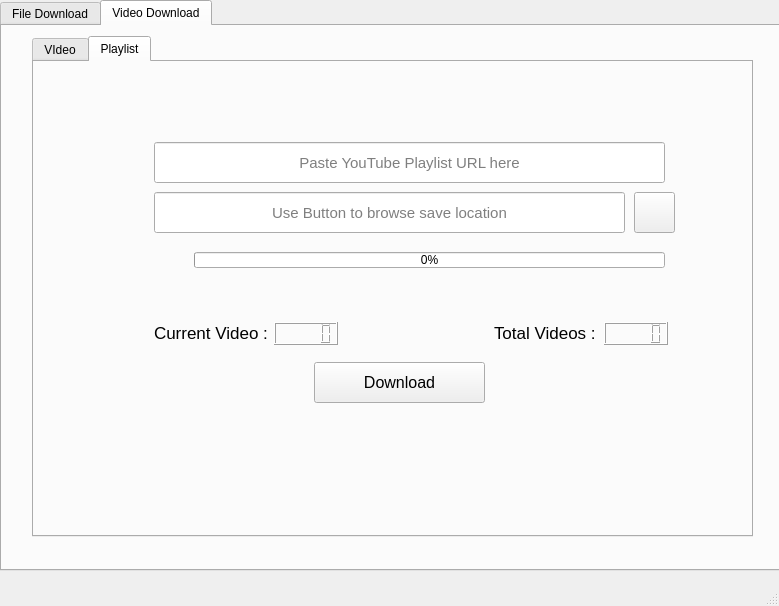
Above: main.ui from upenderrreddy/Downloder-App before the change. Below: the same form after it.
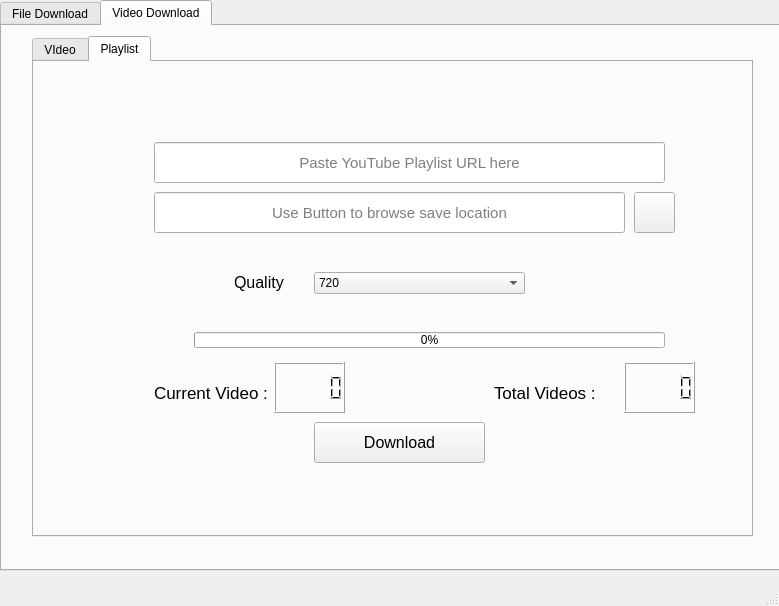
That is the form after the change. The open tabs and pages were chosen to show the change. Icons and pictures are not drawn.

Commit message: Downloading Playlist feaeture

The edit to the form file:
```diff
--- a/main.ui
+++ b/main.ui
@@ -381,7 +381,7 @@
         <property name="geometry">
          <rect>
           <x>280</x>
-          <y>300</y>
+          <y>360</y>
           <width>171</width>
           <height>41</height>
          </rect>
@@ -425,7 +425,7 @@
         <property name="geometry">
          <rect>
           <x>160</x>
-          <y>190</y>
+          <y>270</y>
           <width>471</width>
           <height>16</height>
          </rect>
@@ -438,7 +438,7 @@
         <property name="geometry">
          <rect>
           <x>120</x>
-          <y>260</y>
+          <y>320</y>
           <width>131</width>
           <height>21</height>
          </rect>
@@ -453,21 +453,6 @@
          <string>Current Video :</string>
         </property>
        </widget>
-       <widget class="QLCDNumber" name="lcdNumber">
-        <property name="geometry">
-         <rect>
-          <x>240</x>
-          <y>260</y>
-          <width>64</width>
-          <height>23</height>
-         </rect>
-        </property>
-        <property name="font">
-         <font>
-          <pointsize>13</pointsize>
-         </font>
-        </property>
-       </widget>
        <widget class="QPushButton" name="pushButton_16">
         <property name="geometry">
          <rect>
@@ -494,10 +479,10 @@
        <widget class="QLCDNumber" name="lcdNumber_2">
         <property name="geometry">
          <rect>
-          <x>570</x>
-          <y>260</y>
-          <width>64</width>
-          <height>23</height>
+          <x>590</x>
+          <y>300</y>
+          <width>71</width>
+          <height>51</height>
          </rect>
         </property>
         <property name="font">
@@ -510,7 +495,7 @@
         <property name="geometry">
          <rect>
           <x>460</x>
-          <y>260</y>
+          <y>320</y>
           <width>131</width>
           <height>21</height>
          </rect>
@@ -525,6 +510,70 @@
          <string>Total Videos :</string>
         </property>
        </widget>
+       <widget class="QComboBox" name="comboBox_2">
+        <property name="geometry">
+         <rect>
+          <x>280</x>
+          <y>210</y>
+          <width>211</width>
+          <height>22</height>
+         </rect>
+        </property>
+        <item>
+         <property name="text">
+          <string>720</string>
+         </property>
+        </item>
+       </widget>
+       <widget class="QLabel" name="label_5">
+        <property name="geometry">
+         <rect>
+          <x>200</x>
+          <y>210</y>
+          <width>61</width>
+          <height>21</height>
+         </rect>
+        </property>
+        <property name="font">
+         <font>
+          <family>Segoe UI</family>
+          <pointsize>12</pointsize>
+          <weight>50</weight>
+          <bold>false</bold>
+         </font>
+        </property>
+        <property name="text">
+         <string>Quality</string>
+        </property>
+       </widget>
+       <widget class="QLCDNumber" name="lcdNumber">
+        <property name="geometry">
+         <rect>
+          <x>240</x>
+          <y>300</y>
+          <width>71</width>
+          <height>51</height>
+         </rect>
+        </property>
+        <property name="font">
+         <font>
+          <pointsize>13</pointsize>
+         </font>
+        </property>
+       </widget>
+       <widget class="QLabel" name="label_6">
+        <property name="geometry">
+         <rect>
+          <x>56</x>
+          <y>380</y>
+          <width>151</width>
+          <height>20</height>
+         </rect>
+        </property>
+        <property name="text">
+         <string/>
+        </property>
+       </widget>
       </widget>
      </widget>
     </widget>
```
Left out of the diff: 2 changed lines with no effect on the pictures. The commit also changes 2 other files.
